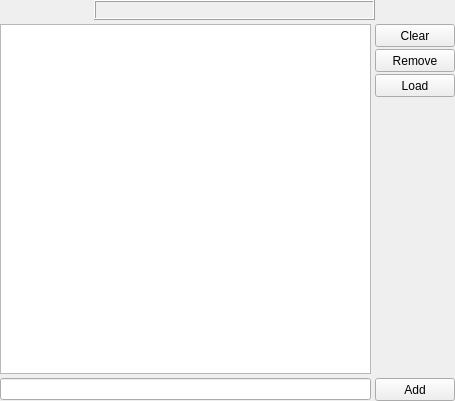
First picture: the form in gui/src/widgets/InputWidget.ui, repository 3nock/OTE, before the edit.
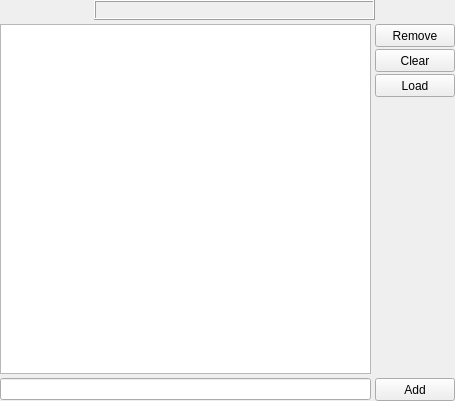
Second picture: the form after the edit.

What changed in the file:
```diff
--- a/gui/src/widgets/InputWidget.ui
+++ b/gui/src/widgets/InputWidget.ui
@@ -104,7 +104,7 @@
         <number>2</number>
        </property>
        <item>
-        <widget class="QPushButton" name="buttonClear">
+        <widget class="QPushButton" name="buttonRemove">
          <property name="minimumSize">
           <size>
            <width>75</width>
@@ -112,12 +112,12 @@
           </size>
          </property>
          <property name="text">
-          <string>Clear</string>
+          <string>Remove</string>
          </property>
         </widget>
        </item>
        <item>
-        <widget class="QPushButton" name="buttonRemove">
+        <widget class="QPushButton" name="buttonClear">
          <property name="minimumSize">
           <size>
            <width>75</width>
@@ -125,7 +125,7 @@
           </size>
          </property>
          <property name="text">
-          <string>Remove</string>
+          <string>Clear</string>
          </property>
         </widget>
        </item>
```
